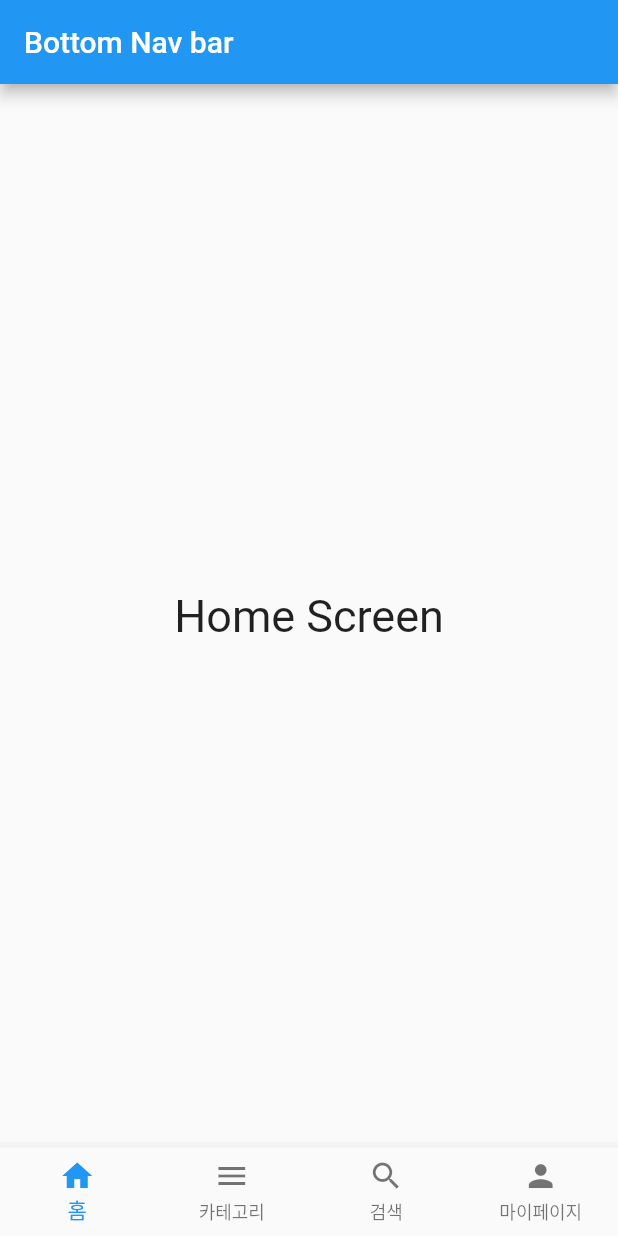
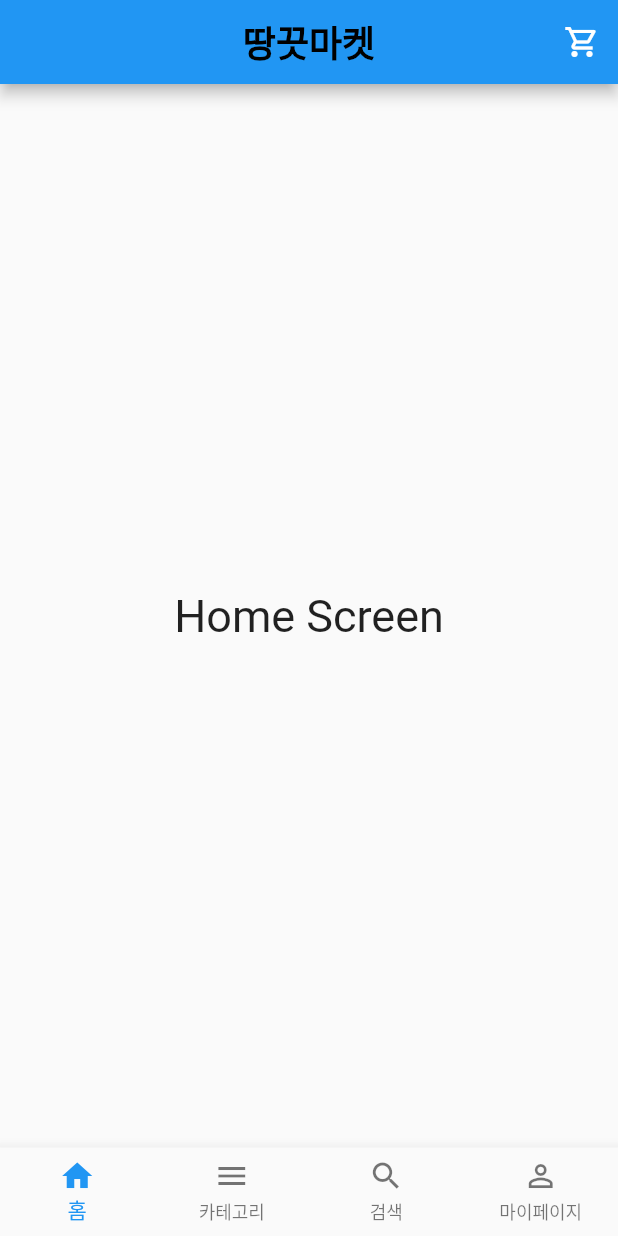
Before and after one commit to leejunesun/TtangkkeusMarket, a Flutter app: the screen it shows after launch, on a phone screen of 412 x 824 dp. Run offline on Flutter 3.47's test engine with Material 2 defaults, Android fonts, the phone set to English and light mode, and no system bars; our stand-ins replace flutter_native_splash; Roboto replaces fonts that are missing (SF).

Commit message:
[Chore] #5 - AppBar 적용

```diff
--- a/lib/main.dart
+++ b/lib/main.dart
@@ -1,4 +1,5 @@
 import 'package:flutter/material.dart';
+import 'package:provider/provider.dart';
 import 'package:ttangkkeusmarket/widgets/bottom_navbar.dart';
 
 void main() {
@@ -10,6 +11,23 @@ class MyApp extends StatelessWidget {
 
   @override
   Widget build(BuildContext context) {
-    return MaterialApp(home: MyBottomNavBar());
+    return MaterialApp(
+      theme: ThemeData(primaryColor: Color(0xF6C544)),
+      home: MyBottomNavBar(),
+    );
   }
 }
+
+
+
+
+// class Appbar extends StatelessWidget {
+//   const Appbar({Key? key}) : super(key: key);
+
+//   @override
+//   Widget build(BuildContext context) {
+//     return Scaffold(
+//       appBar: BaseAppBar(),
+//     );
+//   }
+// }
--- a/lib/screens/home.dart
+++ b/lib/screens/home.dart
@@ -1,15 +1,17 @@
 import 'package:flutter/material.dart';
+import 'package:ttangkkeusmarket/widgets/AppBar.dart';
 
 class HomeScreen extends StatelessWidget {
   const HomeScreen({Key? key}) : super(key: key);
 
   @override
   Widget build(BuildContext context) {
-    return const Center(
-      child: Text(
-        "Home Screen",
-        style: TextStyle(fontSize: 30),
-      ),
-    );
+    return Scaffold(
+        appBar: BaseAppBar(appBar: AppBar(), title: "땅끗마켓", center: true),
+        body: Center(
+            child: Text(
+          "Home Screen",
+          style: TextStyle(fontSize: 30),
+        )));
   }
 }
--- /dev/null
+++ b/lib/widgets/AppBar.dart
@@ -0,0 +1,37 @@
+import 'package:flutter/material.dart';
+
+class BaseAppBar extends StatelessWidget implements PreferredSizeWidget {
+  const BaseAppBar(
+      {Key? key, required this.appBar, required this.title, this.center = true})
+      : super(key: key);
+
+  final AppBar appBar;
+  final String title;
+  final bool center;
+
+  @override
+  Widget build(BuildContext context) {
+    return AppBar(
+      actions: [
+        IconButton(
+          onPressed: () => {
+            // do something
+          },
+          icon: const Icon(Icons.shopping_cart_outlined),
+        )
+      ],
+      centerTitle: center,
+      title: Text(
+        "$title",
+        style: TextStyle(
+            color: Colors.black,
+            fontFamily: 'SF',
+            fontSize: 24.0,
+            fontWeight: FontWeight.w700),
+      ),
+    );
+  }
+
+  @override
+  Size get preferredSize => Size.fromHeight(appBar.preferredSize.height);
+}
--- /dev/null
+++ b/lib/widgets/TapBar.dart
@@ -0,0 +1 @@
+import 'package:flutter/material.dart';
--- a/lib/widgets/bottom_navbar.dart
+++ b/lib/widgets/bottom_navbar.dart
@@ -3,7 +3,7 @@ import 'package:ttangkkeusmarket/screens/home.dart';
 import 'package:ttangkkeusmarket/screens/category.dart';
 import 'package:ttangkkeusmarket/screens/search.dart';
 import 'package:ttangkkeusmarket/screens/mypage.dart';
-
+import 'package:ttangkkeusmarket/widgets/AppBar.dart';
 
 class MyBottomNavBar extends StatefulWidget {
   MyBottomNavBar({Key? key}) : super(key: key);
@@ -31,9 +31,8 @@ class _MyBottomNavBarState extends State<MyBottomNavBar> {
   @override
   Widget build(BuildContext context) {
     return Scaffold(
-      appBar: AppBar(
-        title: const Text("Bottom Nav bar"),
-      ),
+      //   title: const Text("Bottom Nav bar"),
+      // ),
       body: _screens[_selectIndex],
       bottomNavigationBar: BottomNavigationBar(
         type: BottomNavigationBarType.fixed,
@@ -53,7 +52,7 @@ class _MyBottomNavBarState extends State<MyBottomNavBar> {
             label: '검색',
           ),
           BottomNavigationBarItem(
-            icon: Icon(Icons.person),
+            icon: Icon(Icons.person_outline),
             label: '마이페이지',
           ),
         ],
```
Also changed, not shown: lib/screens/cart.dart (added, +15 -0 lines), lib/screens/category.dart (+8 -6 lines), lib/screens/mypage.dart (+8 -6 lines), lib/screens/search.dart (+8 -6 lines), pubspec.yaml (+13 -13 lines), assets/logo/main_logo.svg (added), lib/screens/bestitem.dart (added), lib/screens/discount.dart (added), lib/screens/newitem.dart (added), lib/screens/recommend.dart (added), pubspec.lock, 22 other files.
